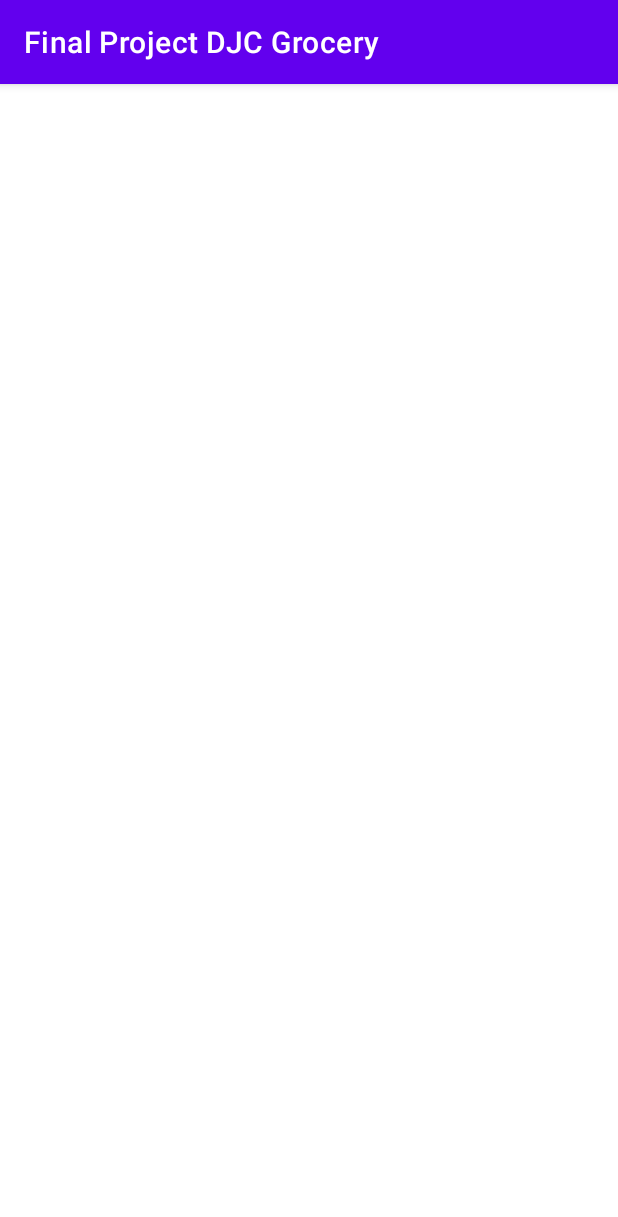
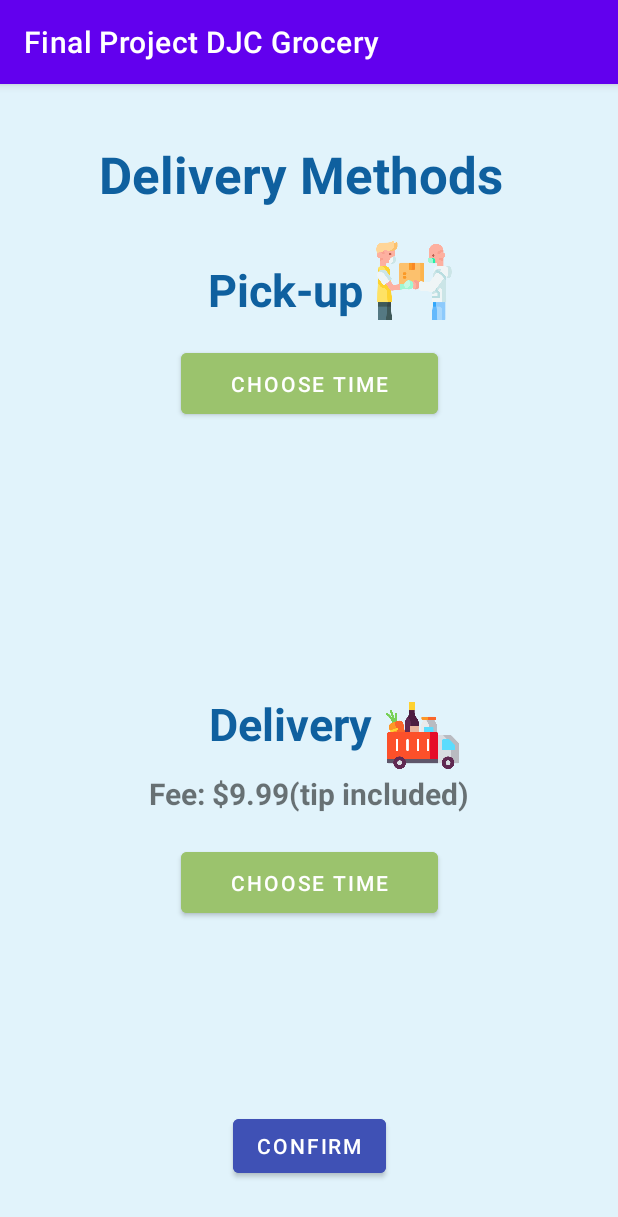
Before and after one commit to CraigJustinBalibalos/App-Dev-mobile_Final-Project, an Android app: the Delivery screen opened directly, with no data from a screen before it, on a phone screen of 412 x 824 dp. Shown: the top 1217 px of the screen. Run offline under Robolectric (Android 15) with nearby library versions, the phone set to English and light mode, and no system bars.

Commit message:
design 80% done

```diff
--- a/FinalProjectDJCGrocery/app/src/main/res/layout/activity_delivery.xml
+++ b/FinalProjectDJCGrocery/app/src/main/res/layout/activity_delivery.xml
@@ -4,6 +4,128 @@
     xmlns:tools="http://schemas.android.com/tools"
     android:layout_width="match_parent"
     android:layout_height="match_parent"
+    android:background="#E1F3FB"
     tools:context=".Delivery">
 
+    <Button
+        android:id="@+id/deliveryDatePicker"
+        android:layout_width="171dp"
+        android:layout_height="0dp"
+        android:layout_marginBottom="125dp"
+        android:backgroundTint="#9BC36D"
+        android:text="Choose time"
+        app:layout_constraintBottom_toTopOf="@+id/confirmBtn"
+        app:layout_constraintEnd_toEndOf="parent"
+        app:layout_constraintStart_toStartOf="parent"
+        app:layout_constraintTop_toBottomOf="@+id/textView10" />
+
+    <TextView
+        android:id="@+id/textView11"
+        android:layout_width="0dp"
+        android:layout_height="0dp"
+        android:layout_marginStart="66dp"
+        android:layout_marginTop="37dp"
+        android:layout_marginEnd="66dp"
+        android:layout_marginBottom="296dp"
+        android:text="Delivery Methods"
+        android:textColor="#0F609F"
+        android:textSize="34sp"
+        android:textStyle="bold"
+        app:layout_constraintBottom_toTopOf="@+id/imageView7"
+        app:layout_constraintEnd_toEndOf="parent"
+        app:layout_constraintStart_toStartOf="parent"
+        app:layout_constraintTop_toTopOf="parent" />
+
+    <Button
+        android:id="@+id/pickupDatePicker"
+        android:layout_width="171dp"
+        android:layout_height="0dp"
+        android:layout_marginBottom="180dp"
+        android:backgroundTint="#9BC36D"
+        android:text="Choose time"
+        app:layout_constraintBottom_toTopOf="@+id/textView8"
+        app:layout_constraintEnd_toEndOf="parent"
+        app:layout_constraintStart_toStartOf="parent"
+        app:layout_constraintTop_toBottomOf="@+id/imageView8" />
+
+    <ImageView
+        android:id="@+id/imageView8"
+        android:layout_width="60dp"
+        android:layout_height="0dp"
+        android:layout_marginStart="107dp"
+        android:layout_marginEnd="106dp"
+        android:layout_marginBottom="16dp"
+        app:layout_constraintBottom_toTopOf="@+id/pickupDatePicker"
+        app:layout_constraintEnd_toEndOf="parent"
+        app:layout_constraintStart_toStartOf="@+id/textView9"
+        app:layout_constraintTop_toBottomOf="@+id/textView11"
+        app:srcCompat="@drawable/_208254" />
+
+    <TextView
+        android:id="@+id/textView9"
+        android:layout_width="114dp"
+        android:layout_height="45dp"
+        android:layout_marginStart="18dp"
+        android:layout_marginTop="17dp"
+        android:layout_marginBottom="16dp"
+        android:text="Pick-up"
+        android:textColor="#0F609F"
+        android:textSize="30sp"
+        android:textStyle="bold"
+        app:layout_constraintBottom_toTopOf="@+id/pickupDatePicker"
+        app:layout_constraintStart_toStartOf="@+id/pickupDatePicker"
+        app:layout_constraintTop_toBottomOf="@+id/textView11" />
+
+    <TextView
+        android:id="@+id/textView8"
+        android:layout_width="121dp"
+        android:layout_height="0dp"
+        android:layout_marginStart="41dp"
+        android:layout_marginEnd="46dp"
+        android:layout_marginBottom="1dp"
+        android:text="Delivery"
+        android:textColor="#0F609F"
+        android:textSize="30sp"
+        android:textStyle="bold"
+        app:layout_constraintBottom_toTopOf="@+id/textView10"
+        app:layout_constraintEnd_toEndOf="@+id/imageView7"
+        app:layout_constraintStart_toStartOf="@+id/textView10"
+        app:layout_constraintTop_toBottomOf="@+id/pickupDatePicker" />
+
+    <TextView
+        android:id="@+id/textView10"
+        android:layout_width="wrap_content"
+        android:layout_height="wrap_content"
+        android:layout_marginBottom="19dp"
+        android:text="Fee: $9.99(tip included)"
+        android:textSize="20sp"
+        android:textStyle="bold"
+        app:layout_constraintBottom_toTopOf="@+id/deliveryDatePicker"
+        app:layout_constraintEnd_toEndOf="parent"
+        app:layout_constraintStart_toStartOf="parent"
+        app:layout_constraintTop_toBottomOf="@+id/textView8" />
+
+    <Button
+        android:id="@+id/confirmBtn"
+        android:layout_width="wrap_content"
+        android:layout_height="wrap_content"
+        android:layout_marginBottom="36dp"
+        android:backgroundTint="#3F51B5"
+        android:text="Confirm"
+        app:layout_constraintBottom_toBottomOf="parent"
+        app:layout_constraintEnd_toEndOf="parent"
+        app:layout_constraintStart_toStartOf="parent"
+        app:layout_constraintTop_toBottomOf="@+id/deliveryDatePicker" />
+
+    <ImageView
+        android:id="@+id/imageView7"
+        android:layout_width="0dp"
+        android:layout_height="0dp"
+        android:layout_marginBottom="300dp"
+        app:layout_constraintBottom_toBottomOf="parent"
+        app:layout_constraintEnd_toEndOf="@+id/imageView8"
+        app:layout_constraintStart_toEndOf="@+id/confirmBtn"
+        app:layout_constraintTop_toBottomOf="@+id/textView11"
+        app:srcCompat="@drawable/_69449" />
+
 </androidx.constraintlayout.widget.ConstraintLayout>
```
Also changed, not shown: FinalProjectDJCGrocery/app/src/main/AndroidManifest.xml (+12 -0 lines), FinalProjectDJCGrocery/app/src/main/java/com/example/finalprojectdjcgrocery/BackgroundMusic.java (added, +14 -0 lines), FinalProjectDJCGrocery/app/src/main/java/com/example/finalprojectdjcgrocery/ModifyUserInfo.java (added, +14 -0 lines), FinalProjectDJCGrocery/app/src/main/java/com/example/finalprojectdjcgrocery/MyAccount.java (added, +14 -0 lines), FinalProjectDJCGrocery/app/src/main/java/com/example/finalprojectdjcgrocery/OrderConfirmation.java (added, +14 -0 lines), FinalProjectDJCGrocery/app/src/main/res/layout/activity_background_music.xml (added, +80 -0 lines), FinalProjectDJCGrocery/app/src/main/res/layout/activity_modify_user_info.xml (added, +163 -0 lines), FinalProjectDJCGrocery/app/src/main/res/layout/activity_my_account.xml (added, +89 -0 lines), FinalProjectDJCGrocery/app/src/main/res/layout/activity_order_confirmation.xml (added, +46 -0 lines), FinalProjectDJCGrocery/app/src/main/res/drawable/_208254.png (added), FinalProjectDJCGrocery/app/src/main/res/drawable/_69449.png (added), FinalProjectDJCGrocery/app/src/main/res/drawable/audio.png (added), FinalProjectDJCGrocery/app/src/main/res/drawable/no_sound__1_.png (added).
